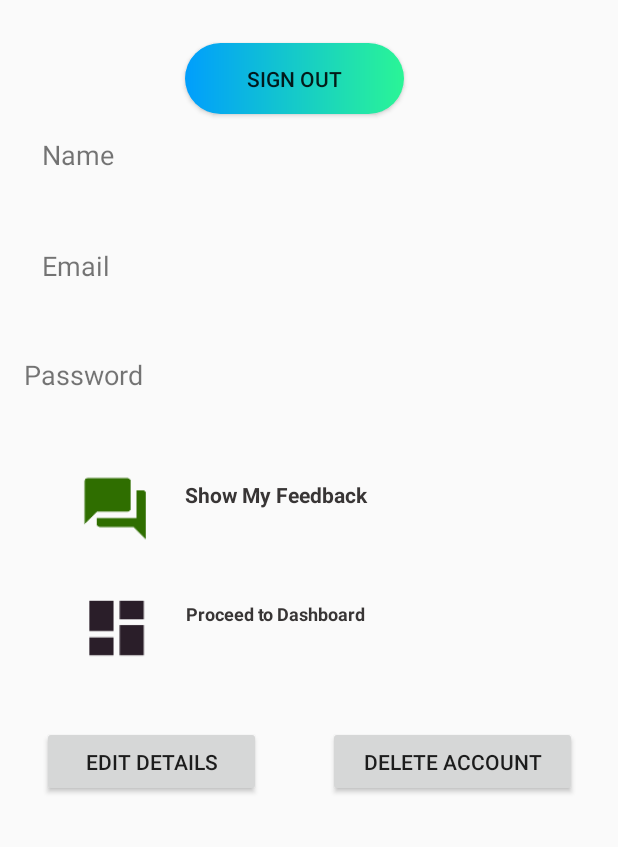
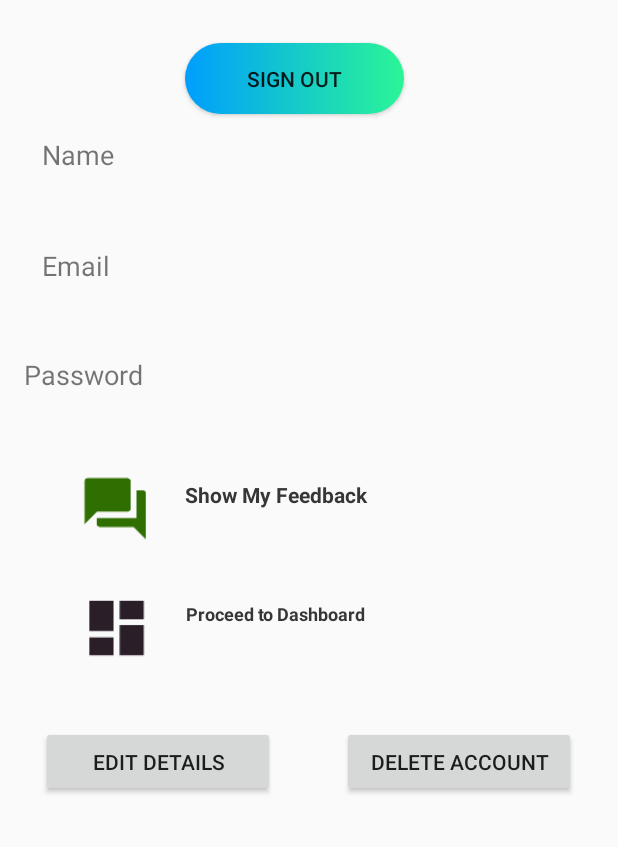
Before and after one commit to VidulaDakshitha/Question-Answer-mobile-app-using-Android-studio, an Android app: the personalprofile screen opened directly, with no data from a screen before it, on a phone screen of 412 x 824 dp, the part 389-1236 px from its top. Run offline under Robolectric (Android 15) with nearby library versions, the phone set to English and light mode, and no system bars.

Commit message:
added connections to kevins interfaces

```diff
--- a/app/src/main/AndroidManifest.xml
+++ b/app/src/main/AndroidManifest.xml
@@ -20,6 +20,9 @@
         <activity android:name=".signup" />
         <activity android:name=".act2" />
         <activity android:name=".personalprofile"/>
+        <activity android:name=".FeedBack"/>
+        <activity android:name=".FeedBack2"/>
+        <activity android:name=".FeedBack3"/>
         <activity android:name=".ContactUs" />
         <activity android:name=".ContactUs2" />
         <activity android:name=".MainActivity">
--- a/app/src/main/java/com/example/madforumapp/MainFeed.java
+++ b/app/src/main/java/com/example/madforumapp/MainFeed.java
@@ -55,7 +55,11 @@ public class MainFeed extends AppCompatActivity {
         profileIcon.setOnClickListener(new View.OnClickListener() {
             @Override
             public void onClick(View view) {
-                changeFragment(profileFragment);
+
+                Intent i=new Intent(MainFeed.this,personalprofile.class);
+
+                startActivity(i);
+               // changeFragment(profileFragment);
             }
         });
 
--- a/app/src/main/java/com/example/madforumapp/forgotpassword.java
+++ b/app/src/main/java/com/example/madforumapp/forgotpassword.java
@@ -7,6 +7,7 @@ import android.os.Bundle;
 import android.view.View;
 import android.widget.Button;
 import android.widget.EditText;
+import android.widget.ImageButton;
 
 public class forgotpassword extends AppCompatActivity {
 
@@ -23,6 +24,9 @@ public class forgotpassword extends AppCompatActivity {
         emailck=findViewById(R.id.checkemail);
 
         send=findViewById(R.id.btnsend);
+
+
+
 
     }
 
--- a/app/src/main/java/com/example/madforumapp/personalprofile.java
+++ b/app/src/main/java/com/example/madforumapp/personalprofile.java
@@ -4,6 +4,10 @@ import androidx.appcompat.app.AppCompatActivity;
 
 import android.content.Intent;
 import android.os.Bundle;
+import android.view.View;
+import android.widget.Button;
+import android.widget.ImageButton;
+import android.widget.ImageView;
 import android.widget.TextView;
 
 public class personalprofile extends AppCompatActivity {
@@ -12,16 +16,26 @@ public class personalprofile extends AppCompatActivity {
 
     String t1,t2,t3;
 
+    ImageView img;
+
+    Button btn;
+
     @Override
     protected void onCreate(Bundle savedInstanceState) {
         super.onCreate(savedInstanceState);
         setContentView(R.layout.activity_personalprofile);
+
+        btn=findViewById(R.id.signout);
+
+        img=findViewById(R.id.clickfeedback);
 
         txt1=findViewById(R.id.rtrname);
 
         txt2=findViewById(R.id.rtremail);
 
         txt3=findViewById(R.id.rtrpassword);
+
+
 
         Intent i1=getIntent();
 
@@ -39,7 +53,33 @@ public class personalprofile extends AppCompatActivity {
         txt3.setText(t3);
 
 
+    }
 
+    @Override
+    protected void onResume() {
+        super.onResume();
+
+
+        img.setOnClickListener(new View.OnClickListener() {
+            @Override
+            public void onClick(View view) {
+
+                Intent i3=new Intent(personalprofile.this,FeedBack.class);
+
+                startActivity(i3);
+            }
+        });
+
+
+        btn.setOnClickListener(new View.OnClickListener() {
+            @Override
+            public void onClick(View view) {
+
+                Intent i3=new Intent(personalprofile.this,act2.class);
+
+                startActivity(i3);
+            }
+        });
 
 
     }
--- a/app/src/main/res/layout/activity_personalprofile.xml
+++ b/app/src/main/res/layout/activity_personalprofile.xml
@@ -33,7 +33,7 @@
         android:layout_marginEnd="8dp"
         android:layout_marginRight="8dp"
         android:layout_marginBottom="8dp"
-        android:text="Name"
+        android:text="@string/nam"
         android:textSize="18sp"
         app:layout_constraintBottom_toBottomOf="parent"
         app:layout_constraintEnd_toEndOf="parent"
@@ -112,7 +112,7 @@
 
     <Button
         android:id="@+id/button4"
-        android:layout_width="146dp"
+        android:layout_width="156dp"
         android:layout_height="47dp"
         android:layout_marginStart="8dp"
         android:layout_marginLeft="8dp"
@@ -120,7 +120,7 @@
         android:layout_marginEnd="8dp"
         android:layout_marginRight="8dp"
         android:layout_marginBottom="8dp"
-        android:text="Edit Details"
+        android:text="@string/editdetails_btn"
         app:layout_constraintBottom_toBottomOf="parent"
         app:layout_constraintEnd_toEndOf="parent"
         app:layout_constraintHorizontal_bias="0.08"
@@ -137,7 +137,7 @@
         android:layout_marginEnd="8dp"
         android:layout_marginRight="8dp"
         android:layout_marginBottom="8dp"
-        android:text="Password"
+        android:text="@string/user_password"
         android:textSize="18sp"
         app:layout_constraintBottom_toBottomOf="parent"
         app:layout_constraintEnd_toEndOf="@+id/rtrpassword"
@@ -186,7 +186,7 @@
         android:layout_marginEnd="8dp"
         android:layout_marginRight="8dp"
         android:layout_marginBottom="8dp"
-        android:text="Show My Feedback"
+        android:text="@string/show_feedback"
         android:textColor="#383535"
         android:textStyle="bold"
         app:layout_constraintBottom_toBottomOf="parent"
@@ -223,7 +223,7 @@
         android:layout_marginTop="8dp"
         android:layout_marginEnd="8dp"
         android:layout_marginRight="8dp"
-        android:text="Proceed to Dashboard"
+        android:text="@string/proceed_feedback"
         android:textColor="#383535"
         android:textSize="12sp"
         android:textStyle="bold"
@@ -243,7 +243,7 @@
         android:layout_marginEnd="8dp"
         android:layout_marginRight="8dp"
         android:layout_marginBottom="8dp"
-        android:text="Personal Profile"
+        android:text="@string/prsnl_prof"
         android:textColor="@color/browser_actions_bg_grey"
         android:textSize="30sp"
         android:textStyle="bold"
@@ -254,7 +254,7 @@
         app:layout_constraintVertical_bias="0.037" />
 
     <Button
-        android:id="@+id/button2"
+        android:id="@+id/signout"
         android:layout_width="146dp"
         android:layout_height="47dp"
         android:layout_marginStart="8dp"
@@ -263,8 +263,8 @@
         android:layout_marginEnd="8dp"
         android:layout_marginRight="8dp"
         android:layout_marginBottom="8dp"
-        android:text="Sign Out"
         android:background="@drawable/custom_login_button"
+        android:text="@string/signout_btn"
         app:layout_constraintBottom_toBottomOf="parent"
         app:layout_constraintEnd_toEndOf="parent"
         app:layout_constraintHorizontal_bias="0.461"
@@ -274,7 +274,7 @@
 
     <Button
         android:id="@+id/button5"
-        android:layout_width="166dp"
+        android:layout_width="156dp"
         android:layout_height="47dp"
         android:layout_marginStart="8dp"
         android:layout_marginLeft="8dp"
@@ -282,7 +282,7 @@
         android:layout_marginEnd="8dp"
         android:layout_marginRight="8dp"
         android:layout_marginBottom="8dp"
-        android:text="Delete Account"
+        android:text="@string/deleteAcc_btn"
         app:layout_constraintBottom_toBottomOf="parent"
         app:layout_constraintEnd_toEndOf="parent"
         app:layout_constraintHorizontal_bias="0.917"
```
Also changed, not shown: app/src/main/res/layout/activity_forgotpassword.xml (+25 -4 lines), app/src/main/res/layout/activity_forgotpassword2.xml (+27 -5 lines), app/src/main/res/layout/activity_signup.xml (+8 -8 lines), app/src/main/res/values/strings.xml (+28 -16 lines).
